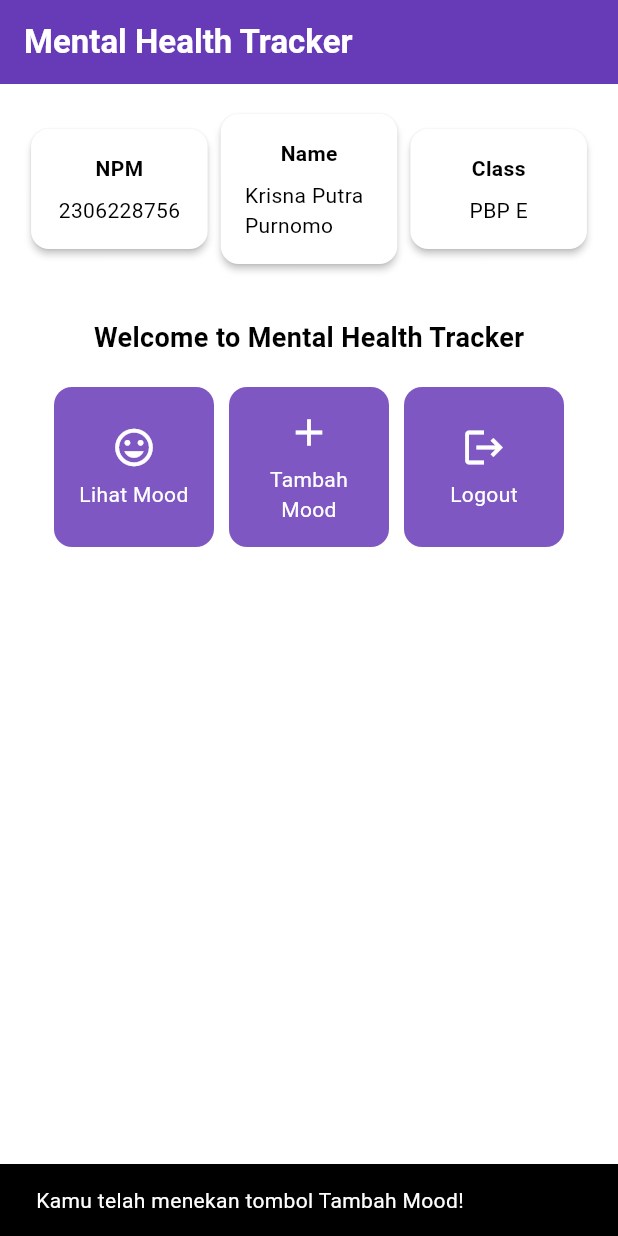
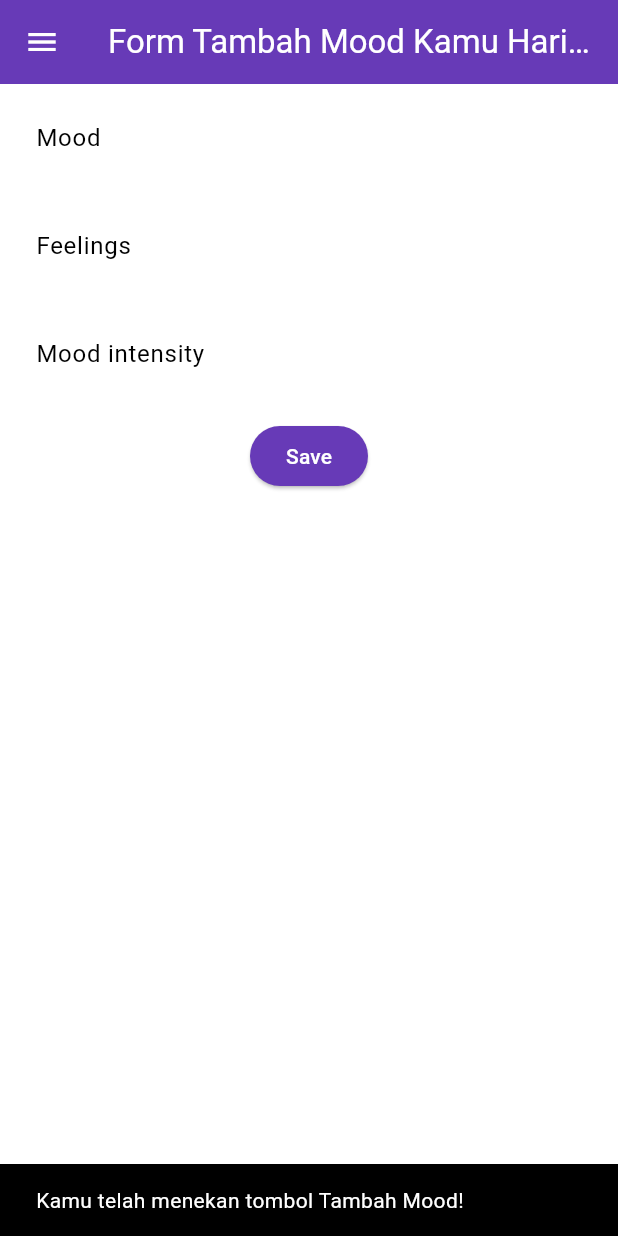
Before and after one commit to KrisnaPutraP/mental-health-tracker-mobile, a Flutter app: the screen it shows after launch, after a tap on "Tambah Mood", on a phone screen of 412 x 824 dp. Run offline on Flutter 3.47's test engine with Material 3 defaults, Android fonts, the phone set to English and light mode, and no system bars.

Commit message:
tutorial 7 selesai

```diff
--- a/lib/main.dart
+++ b/lib/main.dart
@@ -1,5 +1,5 @@
 import 'package:flutter/material.dart';
-import 'package:mental_health_tracker/menu.dart';
+import 'package:mental_health_tracker/screens/menu.dart';
 
 void main() {
   runApp(const MyApp());
--- a/lib/menu.dart
+++ b/lib/screens/menu.dart
@@ -1,56 +1,6 @@
 import 'package:flutter/material.dart';
-
-class ItemCard extends StatelessWidget {
-  // Menampilkan kartu dengan ikon dan nama.
-
-  final ItemHomepage item;
-
-  const ItemCard(this.item, {super.key});
-
-  @override
-  Widget build(BuildContext context) {
-    return Material(
-      // Menentukan warna latar belakang dari tema aplikasi.
-      color: Theme.of(context).colorScheme.secondary,
-      // Membuat sudut kartu melengkung.
-      borderRadius: BorderRadius.circular(12),
-
-      child: InkWell(
-        // Aksi ketika kartu ditekan.
-        onTap: () {
-          // Menampilkan pesan SnackBar saat kartu ditekan.
-          ScaffoldMessenger.of(context)
-            ..hideCurrentSnackBar()
-            ..showSnackBar(SnackBar(
-                content: Text("Kamu telah menekan tombol ${item.name}!")));
-        },
-        // Container untuk menyimpan Icon dan Text
-        child: Container(
-          padding: const EdgeInsets.all(8),
-          child: Center(
-            child: Column(
-              // Menyusun ikon dan teks di tengah kartu.
-              mainAxisAlignment: MainAxisAlignment.center,
-              children: [
-                Icon(
-                  item.icon,
-                  color: Colors.white,
-                  size: 30.0,
-                ),
-                const Padding(padding: EdgeInsets.all(3)),
-                Text(
-                  item.name,
-                  textAlign: TextAlign.center,
-                  style: const TextStyle(color: Colors.white),
-                ),
-              ],
-            ),
-          ),
-        ),
-      ),
-    );
-  }
-}
+import 'package:mental_health_tracker/widgets/left_drawer.dart';
+import 'package:mental_health_tracker/widgets/mood_card.dart';
 
 class InfoCard extends StatelessWidget {
   // Kartu informasi yang menampilkan title dan content.
@@ -86,12 +36,6 @@ class InfoCard extends StatelessWidget {
   }
 }
 
-class ItemHomepage {
-  final String name;
-  final IconData icon;
-
-  ItemHomepage(this.name, this.icon);
-}
 
 class MyHomePage extends StatelessWidget {
   MyHomePage({super.key});
@@ -122,7 +66,11 @@ class MyHomePage extends StatelessWidget {
         ),
         // Warna latar belakang AppBar diambil dari skema warna tema aplikasi.
         backgroundColor: Theme.of(context).colorScheme.primary,
+        // Mengganti warna icon drawer menjadi putih
+        iconTheme: const IconThemeData(color: Colors.white),
       ),
+      // Masukkan drawer sebagai parameter nilai drawer dari widget Scaffold
+      drawer: const LeftDrawer(),
       // Body halaman dengan padding di sekelilingnya.
       body: Padding(
         padding: const EdgeInsets.all(16.0),
--- /dev/null
+++ b/lib/screens/moodentry_form.dart
@@ -0,0 +1,160 @@
+import 'package:flutter/material.dart';
+import 'package:mental_health_tracker/widgets/left_drawer.dart';
+
+class MoodEntryFormPage extends StatefulWidget {
+  const MoodEntryFormPage({super.key});
+
+  @override
+  State<MoodEntryFormPage> createState() => _MoodEntryFormPageState();
+}
+
+class _MoodEntryFormPageState extends State<MoodEntryFormPage> {
+  final _formKey = GlobalKey<FormState>();
+	String _mood = "";
+	String _feelings = "";
+	int _moodIntensity = 0;
+  @override
+  Widget build(BuildContext context) {
+    return Scaffold(
+      appBar: AppBar(
+        title: const Center(
+          child: Text(
+            'Form Tambah Mood Kamu Hari ini',
+          ),
+        ),
+        backgroundColor: Theme.of(context).colorScheme.primary,
+        foregroundColor: Colors.white,
+      ),
+      drawer: const LeftDrawer(),
+      body: Form(
+        key: _formKey,
+        child: SingleChildScrollView(
+                child: Column(
+                  crossAxisAlignment: CrossAxisAlignment.start,
+                  children: [
+                    Padding(
+                      padding: const EdgeInsets.all(8.0),
+                      child: TextFormField(
+                        decoration: InputDecoration(
+                          hintText: "Mood",
+                          labelText: "Mood",
+                          border: OutlineInputBorder(
+                            borderRadius: BorderRadius.circular(5.0),
+                          ),
+                        ),
+                        onChanged: (String? value) {
+                          setState(() {
+                            _mood = value!;
+                          });
+                        },
+                        validator: (String? value) {
+                          if (value == null || value.isEmpty) {
+                            return "Mood tidak boleh kosong!";
+                          }
+                          return null;
+                        },
+                      ),
+                    ),
+                    Padding(
+                      padding: const EdgeInsets.all(8.0),
+                      child: TextFormField(
+                        decoration: InputDecoration(
+                          hintText: "Feelings",
+                          labelText: "Feelings",
+                          border: OutlineInputBorder(
+                            borderRadius: BorderRadius.circular(5.0),
+                          ),
+                        ),
+                        onChanged: (String? value) {
+                          setState(() {
+                            _feelings = value!;
+                          });
+                        },
+                        validator: (String? value) {
+                          if (value == null || value.isEmpty) {
+                            return "Feelings tidak boleh kosong!";
+                          }
+                          return null;
+                        },
+                      ),
+                    ),
+                    Padding(
+                      padding: const EdgeInsets.all(8.0),
+                      child: TextFormField(
+                        decoration: InputDecoration(
+                          hintText: "Mood intensity",
+                          labelText: "Mood intensity",
+                          border: OutlineInputBorder(
+                            borderRadius: BorderRadius.circular(5.0),
+                          ),
+                        ),
+                        onChanged: (String? value) {
+                          setState(() {
+                            _moodIntensity = int.tryParse(value!) ?? 0;
+                          });
+                        },
+                        validator: (String? value) {
+                          if (value == null || value.isEmpty) {
+                            return "Mood intensity tidak boleh kosong!";
+                          }
+                          if (int.tryParse(value) == null) {
+                            return "Mood intensity harus berupa angka!";
+                          }
+                          return null;
+                        },
+                      ),
+                    ),
+                    Align(
+                      alignment: Alignment.bottomCenter,
+                      child: Padding(
+                        padding: const EdgeInsets.all(8.0),
+                        child: ElevatedButton(
+                          style: ButtonStyle(
+                            backgroundColor: WidgetStateProperty.all(
+                                Theme.of(context).colorScheme.primary),
+                          ),
+                          onPressed: () {
+                            if (_formKey.currentState!.validate()) {
+                              showDialog(
+                                context: context,
+                                builder: (context) {
+                                  return AlertDialog(
+                                    title: const Text('Mood berhasil tersimpan'),
+                                    content: SingleChildScrollView(
+                                      child: Column(
+                                        crossAxisAlignment: CrossAxisAlignment.start,
+                                        children: [
+                                          Text('Mood: $_mood'),
+                                          Text('Feelings: $_feelings'),
+                                          Text('Mood intensity: $_moodIntensity'),
+                                        ],
+                                      ),
+                                    ),
+                                    actions: [
+                                      TextButton(
+                                        child: const Text('OK'),
+                                        onPressed: () {
+                                          Navigator.pop(context);
+                                          _formKey.currentState!.reset();
+                                        },
+                                      ),
+                                    ],
+                                  );
+                                },
+                              );
+                            }
+                          },
+                          child: const Text(
+                            "Save",
+                            style: TextStyle(color: Colors.white),
+                          ),
+                        ),
+                      ),
+                    ),
+                  ],
+                )
+        ),
+      ),
+    );
+  }
+}
--- /dev/null
+++ b/lib/widgets/left_drawer.dart
@@ -0,0 +1,70 @@
+import 'package:flutter/material.dart';
+import 'package:mental_health_tracker/screens/menu.dart';
+import 'package:mental_health_tracker/screens/moodentry_form.dart';
+
+class LeftDrawer extends StatelessWidget {
+  const LeftDrawer({super.key});
+
+  @override
+  Widget build(BuildContext context) {
+    return Drawer(
+      child: ListView(
+        children: [
+          DrawerHeader(
+                decoration: BoxDecoration(
+            color: Theme.of(context).colorScheme.primary,
+          ),
+          child: const Column(
+            children: [
+              Text(
+                'Mental Health Tracker',
+                textAlign: TextAlign.center,
+                style: TextStyle(
+                  fontSize: 24,
+                  fontWeight: FontWeight.bold,
+                  color: Colors.white,
+                ),
+              ),
+              Padding(padding: EdgeInsets.all(8)),
+              Text(
+                "Ayo jaga kesehatan mentalmu setiap hari disini!",
+                textAlign: TextAlign.center,
+                style: TextStyle(
+                  fontSize: 15,
+                  fontWeight: FontWeight.normal,
+                  color: Colors.white,
+                ),
+              ),
+            ],
+          ),
+          ),
+          ListTile(
+            leading: const Icon(Icons.home_outlined),
+            title: const Text('Halaman Utama'),
+            // Bagian redirection ke MyHomePage
+            onTap: () {
+              Navigator.pushReplacement(
+                  context,
+                  MaterialPageRoute(
+                    builder: (context) => MyHomePage(),
+                  ));
+            },
+          ),
+          ListTile(
+            leading: const Icon(Icons.mood),
+            title: const Text('Tambah Mood'),
+            // Bagian redirection ke MoodEntryFormPage
+            onTap: () {
+              Navigator.pushReplacement(
+                context,
+                MaterialPageRoute(
+                  builder: (context) => const MoodEntryFormPage(),
+                ));
+            },
+          ),
+
+        ],
+      ),
+    );
+  }
+}
--- /dev/null
+++ b/lib/widgets/mood_card.dart
@@ -0,0 +1,70 @@
+import 'package:flutter/material.dart';
+import 'package:mental_health_tracker/screens/moodentry_form.dart';
+
+class ItemCard extends StatelessWidget {
+  // Menampilkan kartu dengan ikon dan nama.
+
+  final ItemHomepage item;
+
+  const ItemCard(this.item, {super.key});
+
+  @override
+  Widget build(BuildContext context) {
+    return Material(
+      // Menentukan warna latar belakang dari tema aplikasi.
+      color: Theme.of(context).colorScheme.secondary,
+      // Membuat sudut kartu melengkung.
+      borderRadius: BorderRadius.circular(12),
+
+      child: InkWell(
+        // Aksi ketika kartu ditekan.
+        onTap: () {
+          // Menampilkan pesan SnackBar saat kartu ditekan.
+          ScaffoldMessenger.of(context)
+            ..hideCurrentSnackBar()
+            ..showSnackBar(SnackBar(
+                content: Text("Kamu telah menekan tombol ${item.name}!")));
+
+          // Navigate ke route yang sesuai (tergantung jenis tombol)
+          if (item.name == "Tambah Mood") {
+            Navigator.push(
+              context,
+              MaterialPageRoute(builder: (context) => const MoodEntryFormPage()),
+            );
+          }
+        },
+        // Container untuk menyimpan Icon dan Text
+        child: Container(
+          padding: const EdgeInsets.all(8),
+          child: Center(
+            child: Column(
+              // Menyusun ikon dan teks di tengah kartu.
+              mainAxisAlignment: MainAxisAlignment.center,
+              children: [
+                Icon(
+                  item.icon,
+                  color: Colors.white,
+                  size: 30.0,
+                ),
+                const Padding(padding: EdgeInsets.all(3)),
+                Text(
+                  item.name,
+                  textAlign: TextAlign.center,
+                  style: const TextStyle(color: Colors.white),
+                ),
+              ],
+            ),
+          ),
+        ),
+      ),
+    );
+  }
+}
+
+
+class ItemHomepage {
+  final String name;
+  final IconData icon;
+
+  ItemHomepage(this.name, this.icon);
+}
```
